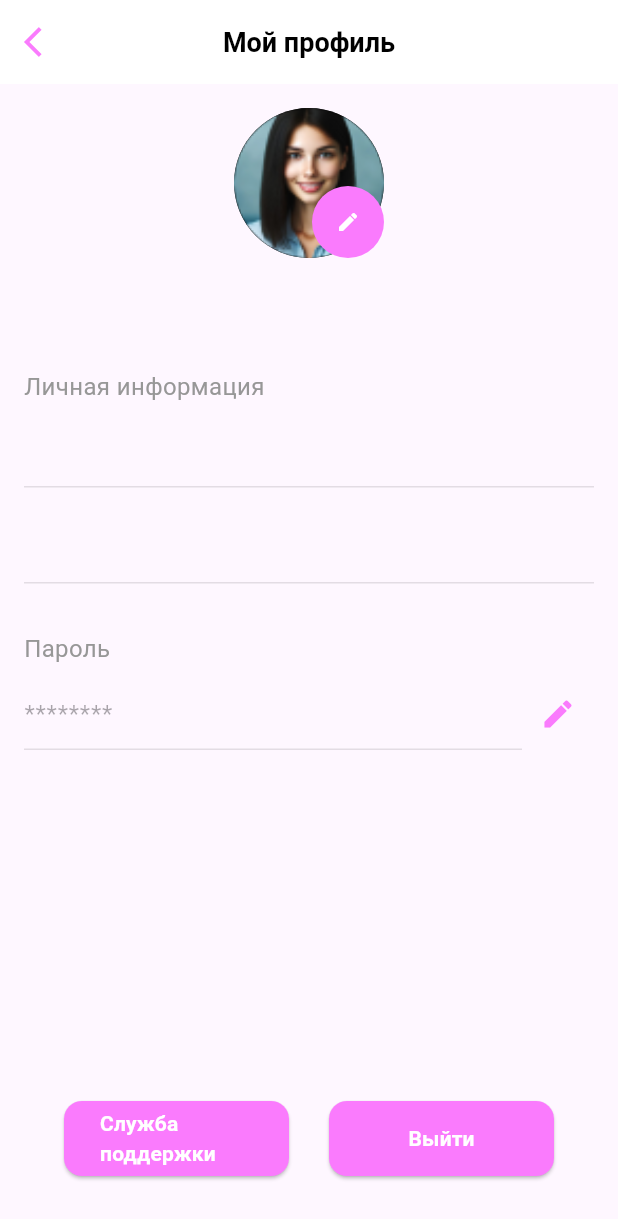
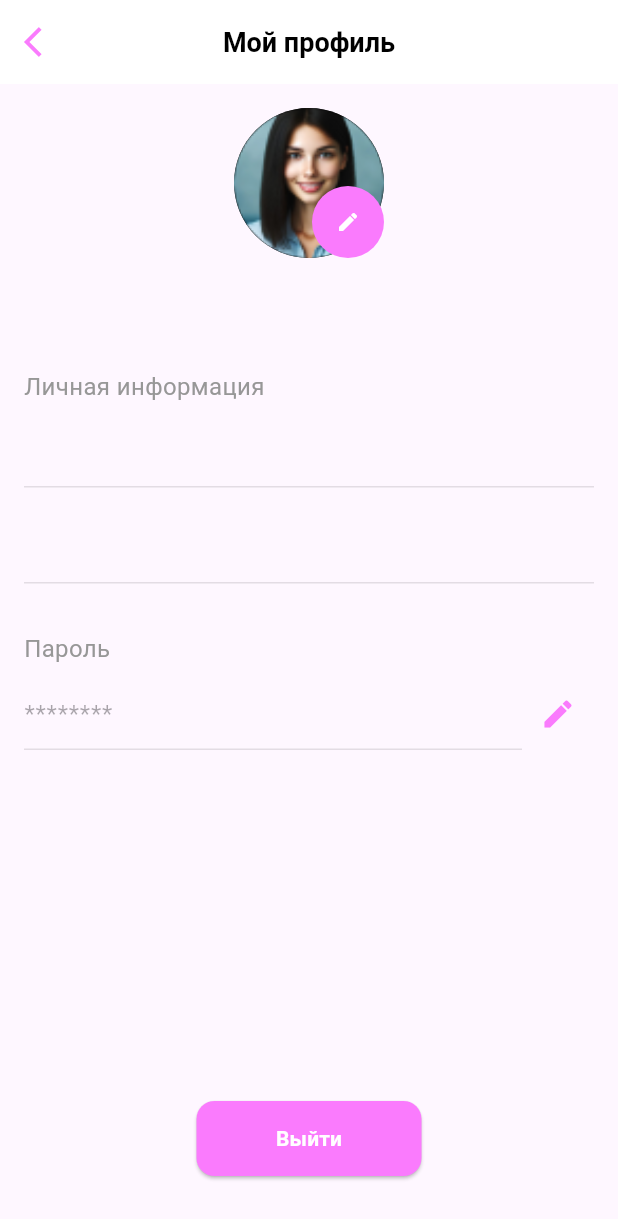
Before and after one commit to AmankeldinovaMadina/qyzbolsyn, a Flutter app: the UserProfilePageEdit screen opened directly, on a phone screen of 412 x 824 dp. Shown: the top 1219 px of the screen. Run offline on Flutter 3.47's test engine with Material 3 defaults, Android fonts, the light colour scheme and no system bars; our stand-ins replace cloud_firestore, firebase_auth, firebase_core, flutter_dotenv, flutter_svg, fluttertoast and 4 more; accounts and stored records are empty.

Commit message:
some minor changes

```diff
--- a/lib/user_profile/user_profile_page.dart
+++ b/lib/user_profile/user_profile_page.dart
@@ -1,7 +1,9 @@
 import 'package:flutter/material.dart';
 import 'package:firebase_auth/firebase_auth.dart';
+import 'package:last/auth/forget_password.dart';
 import 'package:url_launcher/url_launcher.dart'; // Import url_launcher package
 import 'package:last/services/auth_service.dart'; // Import AuthService for logout functionality
+
 
 class UserProfilePageEdit extends StatelessWidget {
   const UserProfilePageEdit({Key? key}) : super(key: key);
@@ -71,19 +73,19 @@ class UserProfilePageEdit extends StatelessWidget {
             ),
             const SizedBox(height: 24),
             // Personal Information Section (no edit icons)
-            buildInfoSection('Личная информация', color: Color(0xFF979797)), // Updated color
+            buildInfoSection('Личная информация', color: Color(0xFF979797)),
             buildNonEditableField(userName),
             buildNonEditableField(userEmail),
             const SizedBox(height: 24),
             // Password Section (only password has edit icon)
-            buildInfoSection('Пароль', color: Color(0xFF979797)), // Updated color
-            buildEditableField('********', Icons.edit),
+            buildInfoSection('Пароль', color: Color(0xFF979797)),
+            buildEditableField(context, '********', Icons.edit),
             Spacer(),
             // Support and Log Out buttons
             Row(
               mainAxisAlignment: MainAxisAlignment.spaceEvenly,
               children: [
-                buildActionButton('Служба поддержки', Color(0xFFFA7BFD), _sendSupportEmail),
+                // buildActionButton('Служба поддержки', Color(0xFFFA7BFD), _sendSupportEmail),
                 buildActionButton('Выйти', Color(0xFFFA7BFD), () async {
                   await AuthService().signout(context: context); // Logout functionality
                 }),
@@ -120,7 +122,7 @@ class UserProfilePageEdit extends StatelessWidget {
         style: TextStyle(
           fontSize: 16,
           fontWeight: FontWeight.normal,
-          color: color, // Use the provided color (now #979797)
+          color: color,
         ),
       ),
     );
@@ -147,7 +149,7 @@ class UserProfilePageEdit extends StatelessWidget {
   }
 
   // Helper method to build an editable text field with an edit icon (for password only)
-  Widget buildEditableField(String text, IconData icon) {
+  Widget buildEditableField(BuildContext context, String text, IconData icon) {
     return Padding(
       padding: const EdgeInsets.symmetric(vertical: 8.0),
       child: Row(
@@ -164,7 +166,13 @@ class UserProfilePageEdit extends StatelessWidget {
           IconButton(
             icon: Icon(icon, color: Color(0xFFFA7BFD)), // Keep icon for password field only
             onPressed: () {
-              // Edit field functionality for password
+              // Navigate to the ForgotPasswordPage when the edit icon is pressed
+              Navigator.push(
+                context,
+                MaterialPageRoute(
+                  builder: (context) => ForgotPasswordPage(),
+                ),
+              );
             },
           ),
         ],
```
Also changed, not shown: pubspec.yaml (+6 -26 lines), assets/icon.png (added), pubspec.lock, 31 other files.
